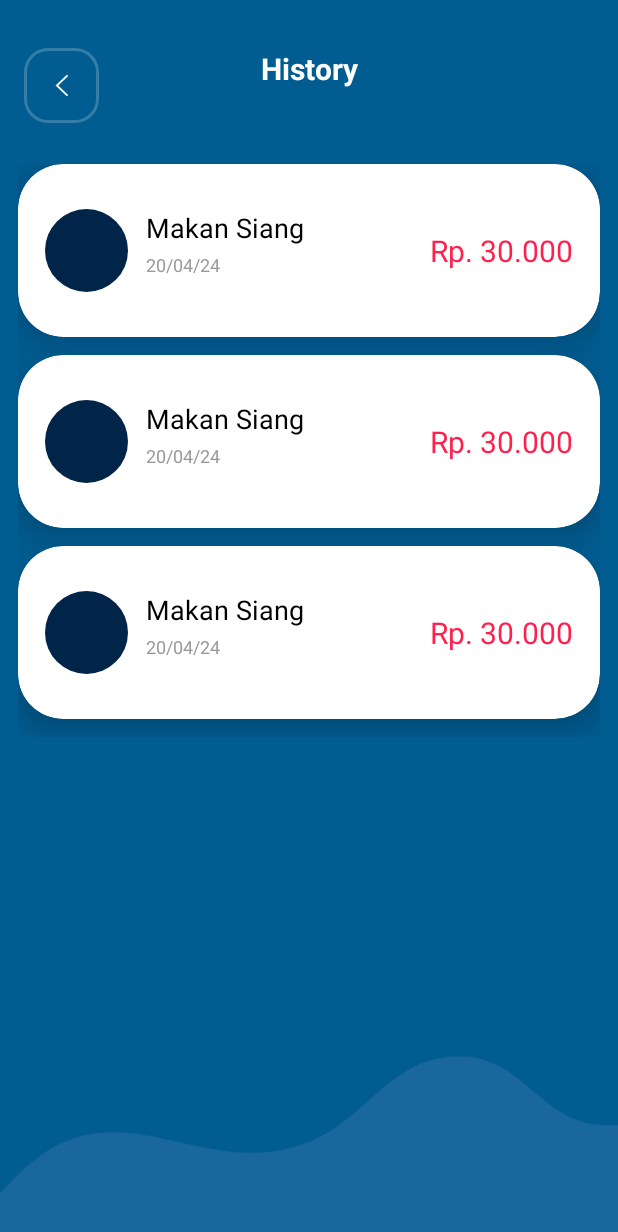
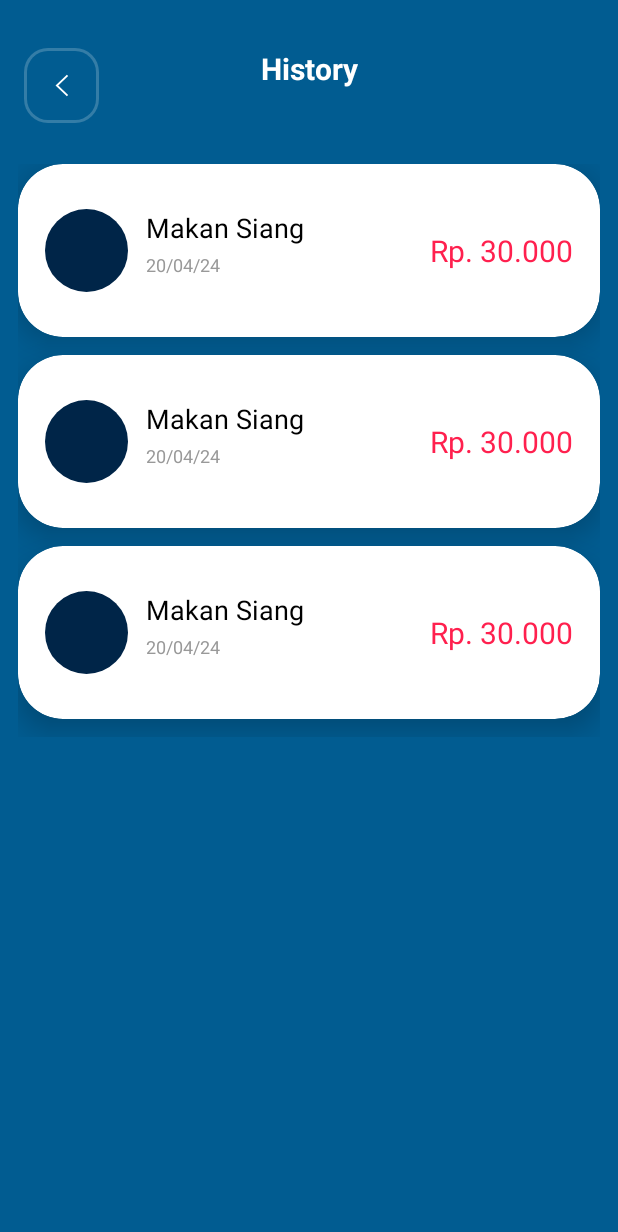
Before and after one commit to xryar/Gebung, an Android app: the layout activity_history.xml on its own in the app's theme, with its tools: preview values and no code run, on a phone screen of 412 x 824 dp. Shown: the top 1232 px of the screen. Run offline under Robolectric (Android 15) with nearby library versions, the phone set to English and light mode, and no system bars.

Commit message:
Memperbaiki minor bug yang ada di UI

```diff
--- a/app/src/main/res/layout/activity_edit_profile.xml
+++ b/app/src/main/res/layout/activity_edit_profile.xml
@@ -88,7 +88,8 @@
 
         <androidx.constraintlayout.widget.ConstraintLayout
             android:layout_width="match_parent"
-            android:layout_height="match_parent">
+            android:layout_height="match_parent"
+            android:background="@color/transparent_background">
 
             <TextView
                 android:id="@+id/tv_fullname"
--- a/app/src/main/res/layout/activity_history.xml
+++ b/app/src/main/res/layout/activity_history.xml
@@ -1,13 +1,16 @@
 <?xml version="1.0" encoding="utf-8"?>
-<androidx.constraintlayout.widget.ConstraintLayout xmlns:android="http://schemas.android.com/apk/res/android"
+<ScrollView xmlns:android="http://schemas.android.com/apk/res/android"
     xmlns:app="http://schemas.android.com/apk/res-auto"
     xmlns:tools="http://schemas.android.com/tools"
+    android:layout_width="match_parent"
+    android:layout_height="match_parent"
+    android:background="@color/main_background"
+    tools:context=".ui.history.HistoryActivity">
+
+    <androidx.constraintlayout.widget.ConstraintLayout
         android:id="@+id/main"
         android:layout_width="match_parent"
-    android:layout_height="match_parent"
-    tools:context=".ui.history.HistoryActivity"
-    android:background="@color/main_background">
-
+        android:layout_height="wrap_content">
 
         <ImageButton
             android:id="@+id/btn_back"
@@ -46,15 +49,6 @@
             app:layout_constraintTop_toBottomOf="@id/tv_history_title"
             tools:listitem="@layout/list_history_transaction" />
 
-    <ImageView
-        android:layout_width="wrap_content"
-        android:layout_height="wrap_content"
-        android:scaleType="fitEnd"
-        app:layout_constraintStart_toStartOf="parent"
-        app:layout_constraintEnd_toEndOf="parent"
-        app:layout_constraintBottom_toBottomOf="parent"
-        android:src="@drawable/bottom_decoration_2"
-        tools:ignore="ContentDescription" />
+    </androidx.constraintlayout.widget.ConstraintLayout>
 
-
-</androidx.constraintlayout.widget.ConstraintLayout>
+</ScrollView>
--- a/app/src/main/res/layout/fragment_profile.xml
+++ b/app/src/main/res/layout/fragment_profile.xml
@@ -74,7 +74,8 @@
 
         <androidx.constraintlayout.widget.ConstraintLayout
             android:layout_width="match_parent"
-            android:layout_height="wrap_content">
+            android:layout_height="match_parent"
+            android:background="@color/transparent_background">
 
             <androidx.cardview.widget.CardView
                 android:id="@+id/cv_edit_profile"
```
Also changed, not shown: app/src/main/java/com/example/gebung/ui/customdialog/CustomDialogFragment.kt (+26 -0 lines). Lines whose indentation alone changed are shown as unchanged.
